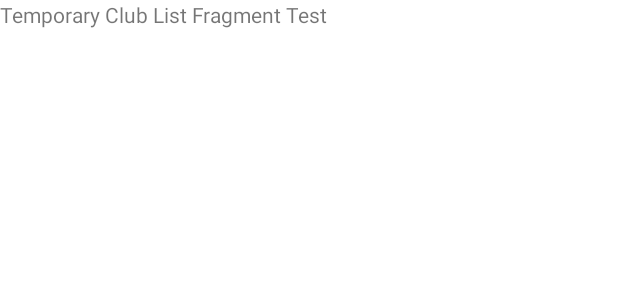
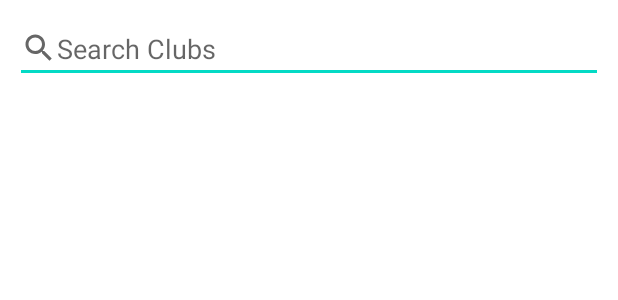
Before and after one commit to Jaspann/Eventified, an Android app: the layout fragment_club_list.xml on its own in the app's theme, with its tools: preview values and no code run, on a phone screen of 412 x 824 dp. Shown: the top 300 px of the screen. Run offline under Robolectric (Android 15) with nearby library versions, the phone set to English and light mode, and no system bars.

Commit message:
Start work on the club list fragment. Created search bar and event cards (no functionality)

```diff
--- /dev/null
+++ b/app/src/main/res/drawable/ic_baseline_search_24.xml
@@ -0,0 +1,10 @@
+<vector xmlns:android="http://schemas.android.com/apk/res/android"
+    android:width="24dp"
+    android:height="24dp"
+    android:viewportWidth="24"
+    android:viewportHeight="24"
+    android:tint="?attr/colorControlNormal">
+  <path
+      android:fillColor="@android:color/white"
+      android:pathData="M15.5,14h-0.79l-0.28,-0.27C15.41,12.59 16,11.11 16,9.5 16,5.91 13.09,3 9.5,3S3,5.91 3,9.5 5.91,16 9.5,16c1.61,0 3.09,-0.59 4.23,-1.57l0.27,0.28v0.79l5,4.99L20.49,19l-4.99,-5zM9.5,14C7.01,14 5,11.99 5,9.5S7.01,5 9.5,5 14,7.01 14,9.5 11.99,14 9.5,14z"/>
+</vector>
--- a/app/src/main/res/layout/fragment_club_list.xml
+++ b/app/src/main/res/layout/fragment_club_list.xml
@@ -5,10 +5,28 @@
     android:layout_height="match_parent"
     tools:context=".ClubListFragment">
 
-    <!-- TODO: Update blank fragment layout -->
-    <TextView
+    <LinearLayout
         android:layout_width="match_parent"
         android:layout_height="match_parent"
-        android:text="@string/hello_club_list" />
+        android:paddingTop="10dp"
+        android:paddingHorizontal="10dp"
+        android:orientation="vertical">
+
+        <EditText
+            android:id="@+id/editTextTextPersonName"
+            android:layout_width="match_parent"
+            android:layout_height="wrap_content"
+            android:inputType="textAutoComplete"
+            android:autofillHints="name"
+            android:hint="@string/search_clubs"
+            android:drawableLeft="@drawable/ic_baseline_search_24"/>
+
+        <androidx.recyclerview.widget.RecyclerView
+            android:layout_width="match_parent"
+            android:layout_height="wrap_content"/>
+
+    </LinearLayout>
+
+
 
 </FrameLayout>
--- a/app/src/main/res/layout/settings_activity.xml
+++ b/app/src/main/res/layout/settings_activity.xml
@@ -1,6 +1,7 @@
 <LinearLayout xmlns:android="http://schemas.android.com/apk/res/android"
     android:layout_width="match_parent"
-    android:layout_height="match_parent">
+    android:layout_height="match_parent"
+    xmlns:app="http://schemas.android.com/apk/res-auto">
 
     <FrameLayout
         android:id="@+id/settings"
```
Also changed, not shown: app/src/main/java/com/example/eventified/ClubListFragment.java (+2 -30 lines), app/src/main/res/layout/club_card.xml (added, +108 -0 lines), app/src/main/res/layout/event_card.xml (added, +50 -0 lines), app/src/main/res/values/strings.xml (+8 -0 lines).
